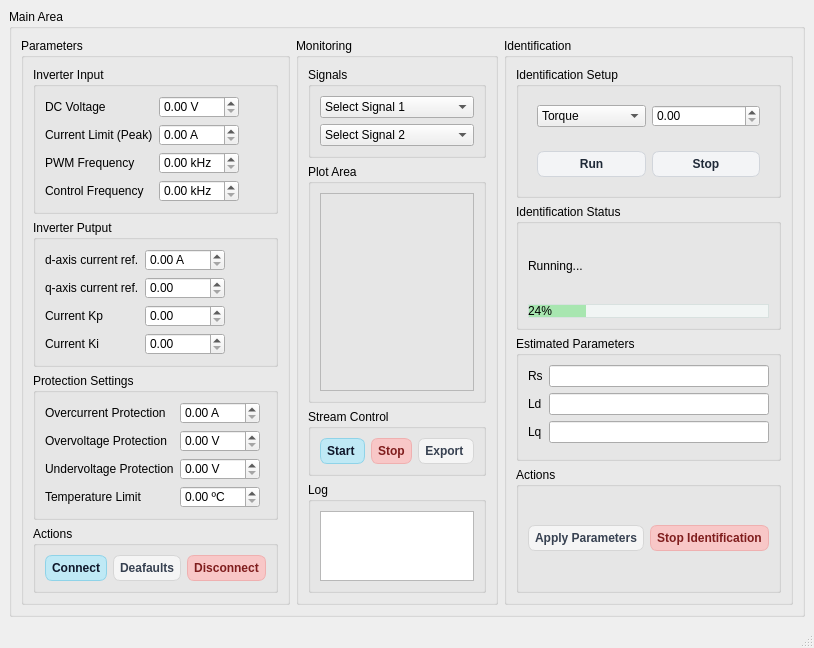
The window that pantalla/main_window.ui (Albadlhm5/Low-Voltage-Inverter-App) describes before a commit, drawn with Qt 5.
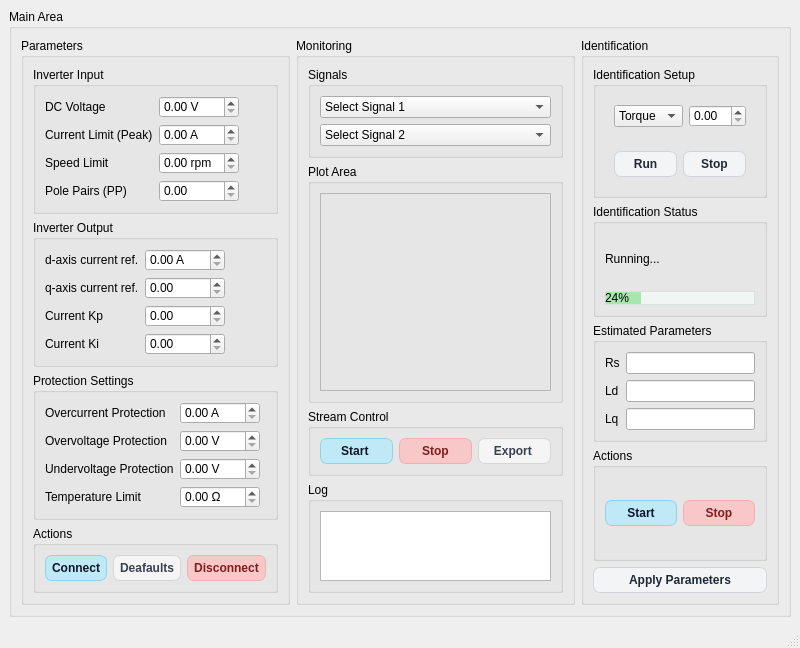
The same window after the commit.

Commit message: Cambios en la view

```diff
--- a/pantalla/main_window.ui
+++ b/pantalla/main_window.ui
@@ -114,7 +114,7 @@
       <property name="title">
        <string>Main Area</string>
       </property>
-      <layout class="QHBoxLayout" name="horizontalLayout" stretch="2,4,2">
+      <layout class="QHBoxLayout" name="horizontalLayout" stretch="2,4,0">
        <item>
         <widget class="QGroupBox" name="groupBox_5">
          <property name="title">
@@ -170,7 +170,7 @@
              <item row="2" column="0">
               <widget class="QLabel" name="label_3">
                <property name="text">
-                <string>PWM Frequency</string>
+                <string>Speed Limit</string>
                </property>
               </widget>
              </item>
@@ -183,14 +183,14 @@
                 </size>
                </property>
                <property name="suffix">
-                <string> kHz</string>
+                <string> rpm</string>
                </property>
               </widget>
              </item>
              <item row="3" column="0">
               <widget class="QLabel" name="label_4">
                <property name="text">
-                <string>Control Frequency</string>
+                <string>Pole Pairs (PP)</string>
                </property>
               </widget>
              </item>
@@ -203,7 +203,7 @@
                 </size>
                </property>
                <property name="suffix">
-                <string> kHz</string>
+                <string> </string>
                </property>
               </widget>
              </item>
@@ -213,7 +213,7 @@
           <item>
            <widget class="QGroupBox" name="groupBox_8">
             <property name="title">
-             <string>Inverter Putput</string>
+             <string>Inverter Output</string>
             </property>
             <layout class="QFormLayout" name="formLayout_2">
              <item row="0" column="0">
@@ -372,7 +372,7 @@
                 </size>
                </property>
                <property name="suffix">
-                <string> ºC</string>
+                <string> Ω</string>
                </property>
               </widget>
              </item>
@@ -716,22 +716,33 @@
             </property>
             <layout class="QHBoxLayout" name="horizontalLayout_4">
              <item>
-              <widget class="QPushButton" name="applyParametersButton">
+              <widget class="QPushButton" name="startIdentificationButton">
                <property name="text">
-                <string>Apply Parameters</string>
+                <string>Start</string>
                </property>
               </widget>
              </item>
              <item>
               <widget class="QPushButton" name="stopIdentificationButton">
                <property name="text">
-                <string>Stop Identification</string>
+                <string>Stop</string>
                </property>
               </widget>
              </item>
             </layout>
            </widget>
           </item>
+          <item>
+           <layout class="QVBoxLayout" name="verticalLayout_9">
+            <item>
+             <widget class="QPushButton" name="applyParametersButton_2">
+              <property name="text">
+               <string>Apply Parameters</string>
+              </property>
+             </widget>
+            </item>
+           </layout>
+          </item>
          </layout>
         </widget>
        </item>
```
The commit also changes 2 other files.
